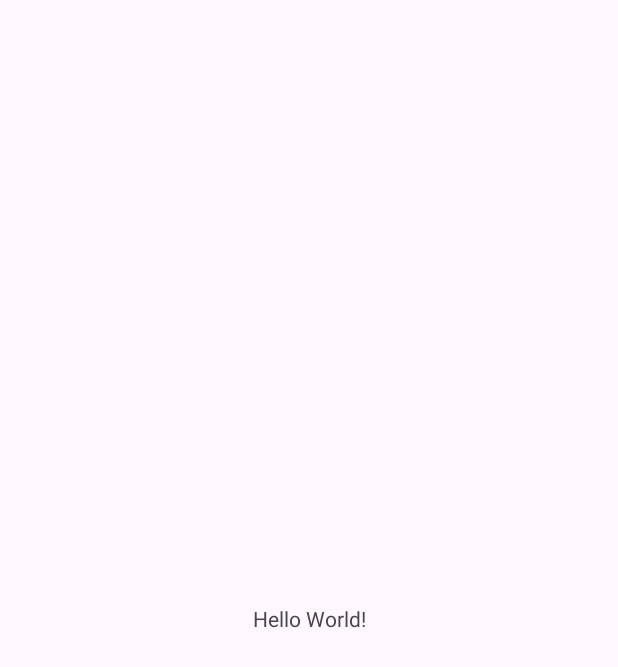
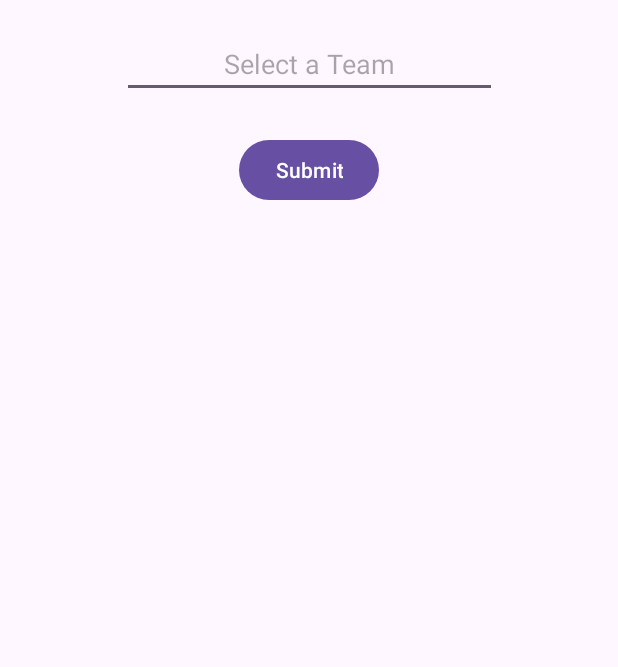
Before and after one commit to evabth/groupproject436, an Android app: the screen it shows after launch (MainActivity), on a phone screen of 412 x 824 dp. Before the commit the part shown is almost empty. Shown: the top 667 px of the screen. Run offline under Robolectric (Android 15) with nearby library versions, the phone set to English and light mode, and no system bars; our stand-ins replace Firebase (no records; nobody signed in at launch, a user with empty details on screens opened directly); 1 statement that could not run was skipped.

Commit message:
set up firestore database and populated with data on teams, rosters, and schedule. Added a basic AutoCompleteTextView and Button in activity_main.xml. Implemented functionality to load in all teams and allow for the user to select a team in the AutoCompleteTextView.

```diff
--- a/app/build.gradle.kts
+++ b/app/build.gradle.kts
@@ -1,6 +1,7 @@
 plugins {
     alias(libs.plugins.android.application)
     alias(libs.plugins.kotlin.android)
+    id("com.google.gms.google-services")
 }
 
 android {
@@ -45,4 +46,9 @@ dependencies {
     testImplementation(libs.junit)
     androidTestImplementation(libs.androidx.junit)
     androidTestImplementation(libs.androidx.espresso.core)
+    //implementation("com.google.firebase:firebase-database:22.0.1")
+    implementation(platform("com.google.firebase:firebase-bom:33.7.0"))
+    implementation("com.google.firebase:firebase-firestore")
+    //implementation(platform("com.google.foirebase:firebase-bom:34.6.0"))
+    //implementation("com.google.firebase:firebase-database")
 }
--- a/app/src/main/AndroidManifest.xml
+++ b/app/src/main/AndroidManifest.xml
@@ -1,6 +1,9 @@
 <?xml version="1.0" encoding="utf-8"?>
 <manifest xmlns:android="http://schemas.android.com/apk/res/android"
     xmlns:tools="http://schemas.android.com/tools">
+
+    <uses-permission android:name="android.permission.INTERNET" />
+    <uses-permission android:name="android.permission.ACCESS_NETWORK_STATE" />
 
     <application
         android:allowBackup="true"
--- a/app/src/main/java/com/example/groupproject/MainActivity.kt
+++ b/app/src/main/java/com/example/groupproject/MainActivity.kt
@@ -1,20 +1,100 @@
 package com.example.groupproject
 
 import android.os.Bundle
+import android.util.Log
+import android.widget.ArrayAdapter
+import android.widget.AutoCompleteTextView
+import android.widget.Button
+import android.widget.Toast
 import androidx.activity.enableEdgeToEdge
 import androidx.appcompat.app.AppCompatActivity
-import androidx.core.view.ViewCompat
-import androidx.core.view.WindowInsetsCompat
+import com.google.firebase.firestore.FirebaseFirestore
+import com.google.firebase.FirebaseApp
+import com.google.firebase.firestore.IgnoreExtraProperties
 
+
+@IgnoreExtraProperties
 class MainActivity : AppCompatActivity() {
+
+    data class Team(
+        val abbreviation: String = "",
+        val city: String = "",
+        val conference: String = "",
+        val division: String = "",
+        val name: String = "",
+        val short_name: String = ""
+    )
+
+    private lateinit var teamSelection : AutoCompleteTextView
+    private lateinit var submitButton : Button
+
+    // Firestore instance
+    private lateinit var db: FirebaseFirestore
+
     override fun onCreate(savedInstanceState: Bundle?) {
         super.onCreate(savedInstanceState)
         enableEdgeToEdge()
         setContentView(R.layout.activity_main)
-        ViewCompat.setOnApplyWindowInsetsListener(findViewById(R.id.main)) { v, insets ->
-            val systemBars = insets.getInsets(WindowInsetsCompat.Type.systemBars())
-            v.setPadding(systemBars.left, systemBars.top, systemBars.right, systemBars.bottom)
-            insets
+
+        // 1. Get view references
+        teamSelection = findViewById(R.id.teamSelection)
+        submitButton = findViewById(R.id.submitButton)
+
+        // get database reference
+        db = FirebaseFirestore.getInstance()
+
+        // 2) Load teams and populate the dropdown when ready
+        loadTeams { teams ->
+            setupTeamDropdown(teams)
         }
+
     }
+
+    private fun loadTeams(onLoaded: (List<Team>) -> Unit) {
+        // First, test fetching a single document directly
+        db.collection("teams").document("1").get()
+            .addOnSuccessListener { doc ->
+                Log.d("MainActivity", "Single doc test - exists: ${doc.exists()}")
+                Log.d("MainActivity", "Single doc test - data: ${doc.data}")
+            }
+            .addOnFailureListener { e ->
+                Log.e("MainActivity", "Single doc test failed", e)
+            }
+
+        // Now fetch all teams
+        db.collection("teams")
+            .get()
+            .addOnSuccessListener { snapshot ->
+                Log.d("MainActivity", "Snapshot isEmpty: ${snapshot.isEmpty}")
+                Log.d("MainActivity", "Snapshot size: ${snapshot.size()}")
+                Log.d("MainActivity", "Snapshot isFromCache: ${snapshot.metadata.isFromCache}")
+                Log.d("MainActivity", "Raw documents: ${snapshot.documents}")
+
+                val teams = snapshot.documents.mapNotNull { doc ->
+                    Log.d("MainActivity", "Doc ID: ${doc.id}, Data: ${doc.data}")
+                    val team = doc.toObject(Team::class.java)
+                    Log.d("MainActivity", "Loaded team: $team")
+                    team
+                }
+                Log.d("MainActivity", "Total teams loaded: ${teams.size}")
+                onLoaded(teams)
+            }
+            .addOnFailureListener { e ->
+                Log.e("MainActivity", "Error loading teams", e)
+                onLoaded(emptyList())
+            }
+    }
+
+    private fun setupTeamDropdown(teams: List<Team>) {
+        val teamNames = teams.map { it.name }
+
+        val adapter = ArrayAdapter(
+            this,
+            android.R.layout.simple_dropdown_item_1line,
+            teamNames
+        )
+
+        teamSelection.setAdapter(adapter)
+    }
+
 }
--- a/app/src/main/res/layout/activity_main.xml
+++ b/app/src/main/res/layout/activity_main.xml
@@ -7,13 +7,32 @@
     android:layout_height="match_parent"
     tools:context=".MainActivity">
 
-    <TextView
+    <!-- Dropdown Menu -->
+    <AutoCompleteTextView
+        android:layout_width="250dp"
+        android:layout_height="wrap_content"
+        android:id="@+id/teamSelection"
+        android:layout_marginTop="20dp"
+        android:hint="Select a Team"
+        android:gravity="center"
+        android:textAlignment="center"
+
+        app:layout_constraintTop_toTopOf="parent"
+        app:layout_constraintStart_toStartOf="parent"
+        app:layout_constraintEnd_toEndOf="parent"
+        />
+
+
+    <!-- Submit Button -->
+    <Button
+        android:id="@+id/submitButton"
         android:layout_width="wrap_content"
         android:layout_height="wrap_content"
-        android:text="Hello World!"
-        app:layout_constraintBottom_toBottomOf="parent"
+        android:text="Submit"
+        app:layout_constraintTop_toBottomOf="@id/teamSelection"
+        app:layout_constraintStart_toStartOf="parent"
         app:layout_constraintEnd_toEndOf="parent"
-        app:layout_constraintStart_toStartOf="parent"
-        app:layout_constraintTop_toTopOf="parent" />
+        android:layout_marginTop="24dp" />
+
 
 </androidx.constraintlayout.widget.ConstraintLayout>
--- a/build.gradle.kts
+++ b/build.gradle.kts
@@ -2,4 +2,5 @@
 plugins {
     alias(libs.plugins.android.application) apply false
     alias(libs.plugins.kotlin.android) apply false
+    id("com.google.gms.google-services") version "4.4.4" apply false
 }
--- a/gradle/libs.versions.toml
+++ b/gradle/libs.versions.toml
@@ -9,9 +9,11 @@ appcompat = "1.7.1"
 material = "1.13.0"
 activity = "1.11.0"
 constraintlayout = "2.2.1"
+firebaseFirestoreKtx = "26.0.2"
 
 [libraries]
 androidx-core-ktx = { group = "androidx.core", name = "core-ktx", version.ref = "coreKtx" }
+firebase-firestore-ktx = { module = "com.google.firebase:firebase-firestore-ktx" }
 junit = { group = "junit", name = "junit", version.ref = "junit" }
 androidx-junit = { group = "androidx.test.ext", name = "junit", version.ref = "junitVersion" }
 androidx-espresso-core = { group = "androidx.test.espresso", name = "espresso-core", version.ref = "espressoCore" }
@@ -19,6 +21,7 @@ androidx-appcompat = { group = "androidx.appcompat", name = "appcompat", version
 material = { group = "com.google.android.material", name = "material", version.ref = "material" }
 androidx-activity = { group = "androidx.activity", name = "activity", version.ref = "activity" }
 androidx-constraintlayout = { group = "androidx.constraintlayout", name = "constraintlayout", version.ref = "constraintlayout" }
+google-firebase-firestore-ktx = { group = "com.google.firebase", name = "firebase-firestore-ktx", version.ref = "firebaseFirestoreKtx" }
 
 [plugins]
 android-application = { id = "com.android.application", version.ref = "agp" }
```
Also changed, not shown: 1 other file.
